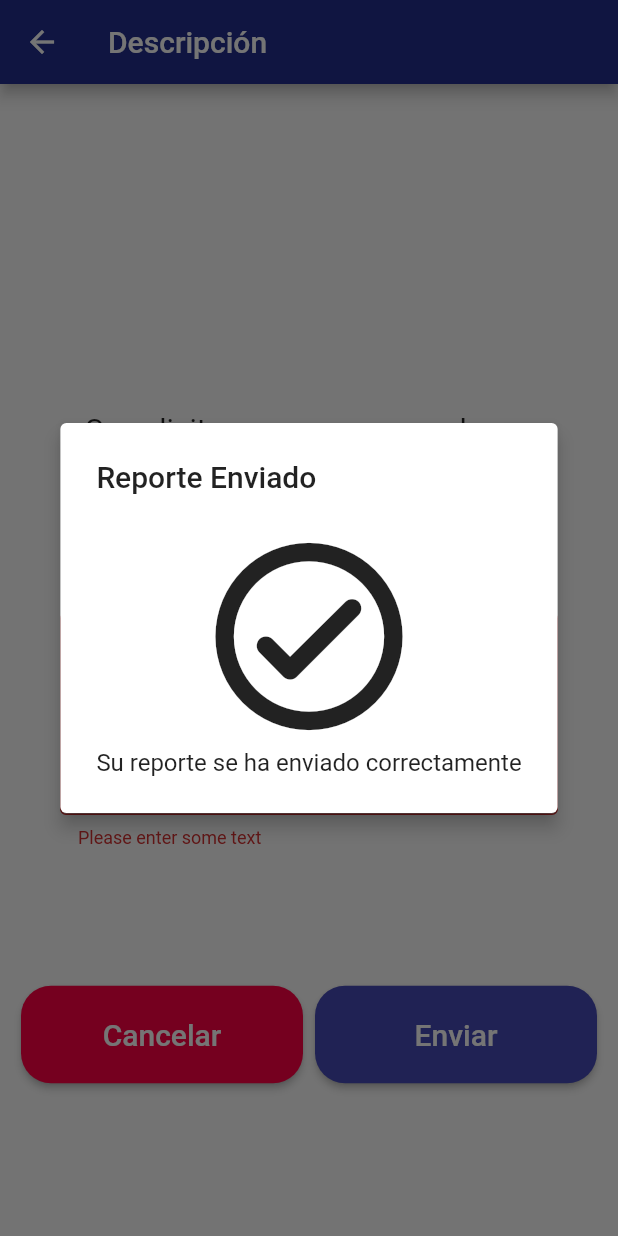
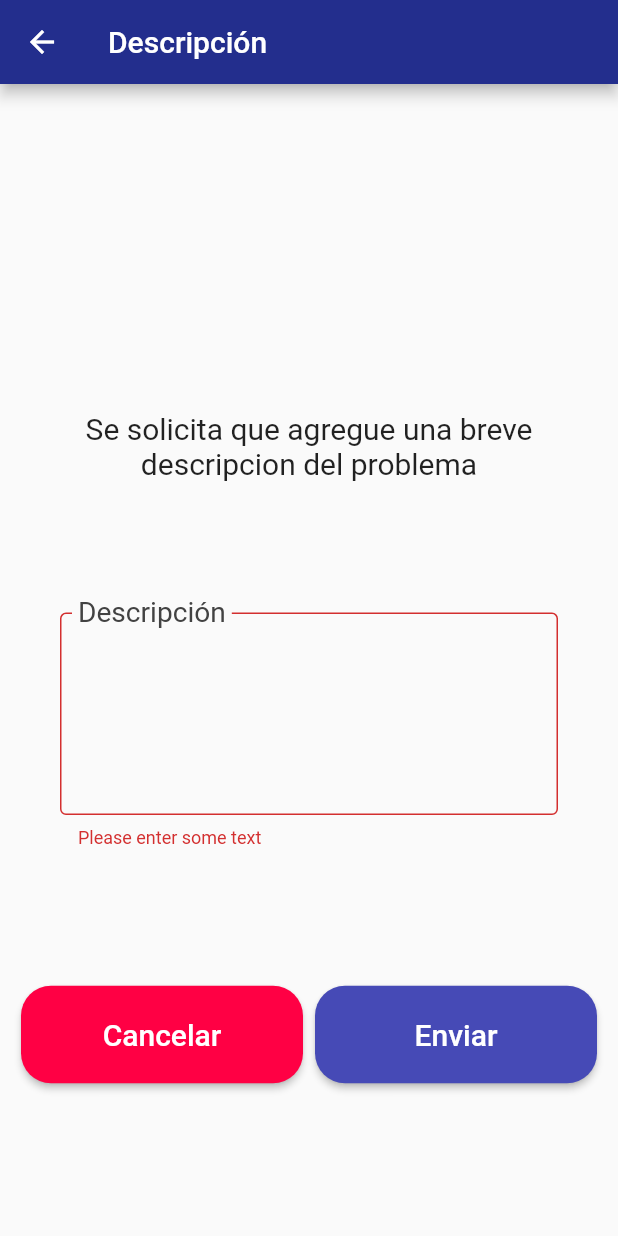
Before and after one commit to JulianFernandez28/ProyectoExportacion, a Flutter app: the ReportDescription screen opened directly with empty values, after a tap on "Enviar", on a phone screen of 412 x 824 dp. Run offline on Flutter 3.47's test engine with Material 2 defaults, Android fonts, the phone set to English and light mode, and no system bars; our stand-ins replace logger.

Commit message:
cambios de diseño

```diff
--- a/proyectoexportacion/lib/widgets/Report_body.dart
+++ b/proyectoexportacion/lib/widgets/Report_body.dart
@@ -92,7 +92,6 @@ class Report_body extends StatelessWidget {
                   padding: const EdgeInsets.all(4.0),
                   child: ElevatedButton(
                     onPressed: () {
-                      _dialog(context);
                       if (formKey.currentState!.validate()) {
                         context.read<ReportProvider>().createReport(
                             exampleID,
@@ -121,21 +120,22 @@ class Report_body extends StatelessWidget {
   }
 }
 
-void _dialog(BuildContext context) => showDialog(
-    context: context,
-    builder: (_) => const AlertDialog(
-          title: Text('Reporte Enviado'),
-          content: Column(
-            mainAxisSize: MainAxisSize.min,
-            mainAxisAlignment: MainAxisAlignment.spaceAround,
-            children: [
-              Icon(
-                Icons.check_circle_outline_rounded,
-                size: 150,
-                weight: 20,
-              ),
-              Text('Su reporte se ha enviado correctamente')
-            ],
-          ),
-          elevation: 5.0,
-        ));
+
+// void _dialog(BuildContext context) => showDialog(
+//     context: context,
+//     builder: (_) => const AlertDialog(
+//           title: Text('Reporte Enviado'),
+//           content: Column(
+//             mainAxisSize: MainAxisSize.min,
+//             mainAxisAlignment: MainAxisAlignment.spaceAround,
+//             children: [
+//               Icon(
+//                 Icons.check_circle_outline_rounded,
+//                 size: 150,
+//                 weight: 20,
+//               ),
+//               Text('Su reporte se ha enviado correctamente')
+//             ],
+//           ),
+//           elevation: 5.0,
+//         ));
```
